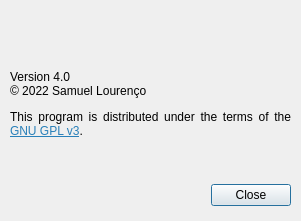
First picture: the form in src/aboutdialog.ui, repository bloguetronica/cp2130-com, before the edit.
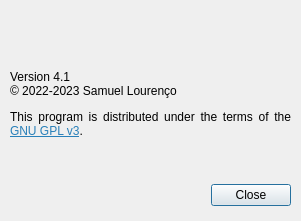
Second picture: the form after the edit. Icons and pictures are not drawn.

What changed in the file:
```diff
--- a/src/aboutdialog.ui
+++ b/src/aboutdialog.ui
@@ -65,7 +65,7 @@
     </rect>
    </property>
    <property name="text">
-    <string>&lt;html&gt;&lt;head/&gt;&lt;body&gt;&lt;p&gt;Version 4.0&lt;br/&gt;© 2022 Samuel Lourenço&lt;/p&gt;&lt;p&gt;This program is distributed under the terms of the &lt;a href=&quot;https://www.gnu.org/licenses/gpl-3.0-standalone.html&quot;&gt;&lt;span style=&quot; text-decoration: underline; color:#2980b9;&quot;&gt;GNU GPL v3&lt;/span&gt;&lt;/a&gt;.&lt;/p&gt;&lt;/body&gt;&lt;/html&gt;</string>
+    <string>&lt;html&gt;&lt;head/&gt;&lt;body&gt;&lt;p&gt;Version 4.1&lt;br/&gt;© 2022-2023 Samuel Lourenço&lt;/p&gt;&lt;p&gt;This program is distributed under the terms of the &lt;a href=&quot;https://www.gnu.org/licenses/gpl-3.0-standalone.html&quot;&gt;&lt;span style=&quot; text-decoration: underline; color:#2980b9;&quot;&gt;GNU GPL v3&lt;/span&gt;&lt;/a&gt;.&lt;/p&gt;&lt;/body&gt;&lt;/html&gt;</string>
    </property>
    <property name="alignment">
     <set>Qt::AlignJustify|Qt::AlignTop</set>
```
